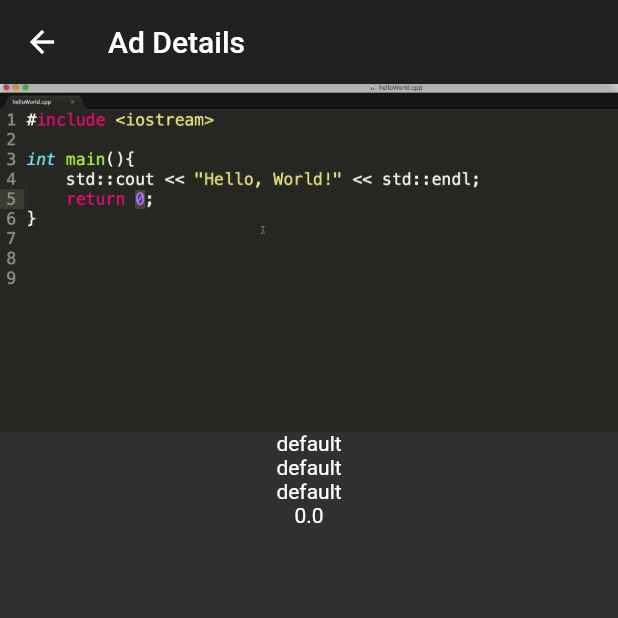
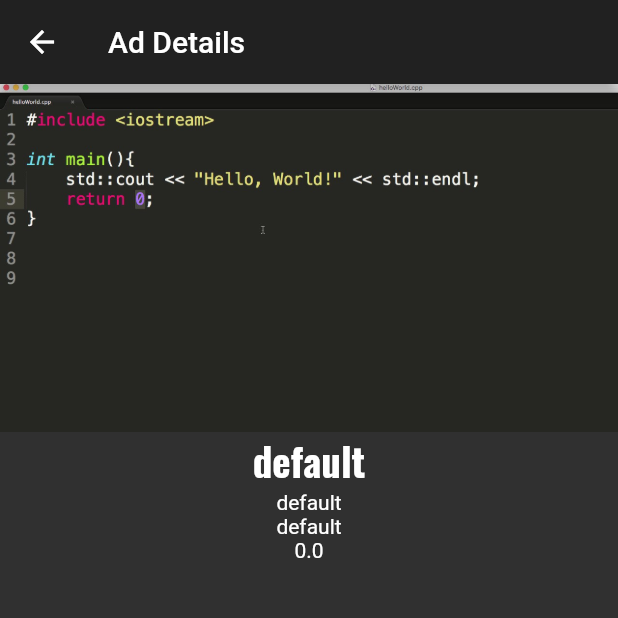
Before and after one commit to ShanjinurIslam/Snatok-Flutter, a Flutter app: the AdManagement screen opened by its route, after a tap on the "add circle" icon, after a tap on the "info" icon, on a phone screen of 412 x 824 dp, the top half of it. Run offline on Flutter 3.47's test engine with Material 2 defaults, Android fonts, the phone set to English and light mode, and no system bars.

Commit message:
creating separate method for widgets

```diff
--- a/snatok/lib/views/ad.dart
+++ b/snatok/lib/views/ad.dart
@@ -1,5 +1,6 @@
 import 'package:flutter/material.dart';
-import 'dart:async';
+import 'dart:async'; //for returning future values
+import 'package:snatok/widgets/ui_elements/ad_title.dart';
 
 class SingleAd extends StatelessWidget {
   final Map<String, dynamic> map;
@@ -16,47 +17,16 @@ class SingleAd extends StatelessWidget {
         body: Column(
           children: <Widget>[
             Image.asset(map['image']),
-            Center(child: Container(child: Column(
+            Center(
+                child: Container(
+                    child: Column(
               children: <Widget>[
-                Text(map['title']),
+                AdTitle(map['title']),
                 Text(map['description']),
                 Text(map['location']),
                 Text(map['price'].toString()),
               ],
             ))),
-            /*Center(
-              child: FlatButton(
-                child: Text(
-                  'Delete',
-                  style: TextStyle(color: Colors.red),
-                ),
-                onPressed: () {
-                  showDialog(
-                      builder: (BuildContext context) {
-                        return AlertDialog(
-                          actions: <Widget>[
-                            FlatButton(
-                              child: Text('Delete'),
-                              onPressed: () {
-                                Navigator.pop(context);
-                                Navigator.pop(context, true);
-                              },
-                            ),
-                            FlatButton(
-                              child: Text('Continue'),
-                              onPressed: () {
-                                Navigator.pop(context);
-                              },
-                            ),
-                          ],
-                          title: Text('Delete Ad'),
-                          content: Text('Are you sure?'),
-                        );
-                      },
-                      context: context);
-                },
-              ),
-            )*/
           ],
         ),
       ),
--- a/snatok/lib/views/create_ad.dart
+++ b/snatok/lib/views/create_ad.dart
@@ -22,13 +22,8 @@ class _CreateAdState extends State<CreateAd> {
     super.initState();
   }
 
-  @override
-  Widget build(BuildContext context) {
-    return Center(
-        child: ListView(
-      children: <Widget>[
-        Container(
-          child: TextField(
+  Widget buildTitleTextField() {
+    return TextField(
       autofocus: true,
       keyboardType: TextInputType.text,
       decoration: InputDecoration(labelText: 'Title'),
@@ -38,11 +33,11 @@ class _CreateAdState extends State<CreateAd> {
           title = value;
         });
       },
-          ),
-          margin: EdgeInsets.all(20),
-        ),
-        Container(
-          child: TextField(
+    );
+  }
+
+  Widget buildDescriptionTextField() {
+    return TextField(
       autofocus: true,
       keyboardType: TextInputType.text,
       decoration: InputDecoration(labelText: 'Description'),
@@ -52,11 +47,11 @@ class _CreateAdState extends State<CreateAd> {
           description = value;
         });
       },
-          ),
-          margin: EdgeInsets.all(20),
-        ),
-        Container(
-          child: TextField(
+    );
+  }
+
+  Widget buildLocationTextField() {
+    return TextField(
       autofocus: true,
       keyboardType: TextInputType.text,
       decoration: InputDecoration(labelText: 'Location'),
@@ -66,11 +61,11 @@ class _CreateAdState extends State<CreateAd> {
           location = value;
         });
       },
-          ),
-          margin: EdgeInsets.all(20),
-        ),
-        Container(
-          child: TextField(
+    );
+  }
+
+  Widget buildPriceTextField() {
+    return TextField(
       autofocus: true,
       keyboardType: TextInputType.number,
       decoration: InputDecoration(labelText: 'Price'),
@@ -80,26 +75,51 @@ class _CreateAdState extends State<CreateAd> {
           price = double.parse(value);
         });
       },
+    );
+  }
+
+  void addProduct() {
+    widget._add({
+      'title': title,
+      'description': description,
+      'image': 'assets/1.jpg',
+      'location': location,
+      'price': price
+    });
+    Navigator.pushReplacementNamed(context, '/home');
+  }
+
+  @override
+  Widget build(BuildContext context) {
+    return Center(
+        child: ListView(
+      children: <Widget>[
+        Container(
+          child: buildTitleTextField(),
+          margin: EdgeInsets.all(20),
         ),
+        Container(
+          child: buildDescriptionTextField(),
+          margin: EdgeInsets.all(20),
+        ),
+        Container(
+          child: buildLocationTextField(),
+          margin: EdgeInsets.all(20),
+        ),
+        Container(
+          child: buildPriceTextField(),
           margin: EdgeInsets.all(20),
         ),
         Container(
           margin: EdgeInsets.all(20),
           child: IconButton(
               color: Colors.red,
-              onPressed: () {
-                print(description);
-                print(title);
-                widget._add({
-                  'title': title,
-                  'description':description,
-                  'image': 'assets/1.jpg',
-                  'location': location,
-                  'price': price
-                });
-                Navigator.pushReplacementNamed(context, '/home');
-              },
-              icon: Icon(Icons.add_circle,color: Colors.red,size: 45,)),
+              onPressed: () => addProduct(),
+              icon: Icon(
+                Icons.add_circle,
+                color: Colors.red,
+                size: 45,
+              )),
         ),
       ],
     ));
--- a/snatok/lib/views/homepage.dart
+++ b/snatok/lib/views/homepage.dart
@@ -46,6 +46,10 @@ class _HomeState extends State<HomePage> {
           IconButton(
             icon: Icon(Icons.favorite),
             onPressed: () {},
+          ),
+          IconButton(
+            icon: Icon(Icons.help),
+            onPressed: () {},
           )
         ],
       ),
--- /dev/null
+++ b/snatok/lib/widgets/ads/ad_address.dart
@@ -0,0 +1,20 @@
+import 'package:flutter/material.dart';
+
+class AdAddress extends StatelessWidget {
+  final String address ;
+  AdAddress(this.address) ;
+  @override
+  Widget build(BuildContext context) {
+    return Container(
+      padding: EdgeInsets.symmetric(horizontal: 6, vertical: 2.5),
+      decoration: BoxDecoration(
+          border: Border.all(color: Colors.white, width: 1.5),
+          borderRadius: BorderRadius.circular(20),
+          color: Colors.deepOrangeAccent),
+      child: Text(
+        address,
+        style: TextStyle(fontWeight: FontWeight.normal),
+      ),
+    );
+  }
+}
--- a/snatok/lib/widgets/ads/ad_card.dart
+++ b/snatok/lib/widgets/ads/ad_card.dart
@@ -1,11 +1,13 @@
 import 'package:flutter/material.dart';
 import 'package:snatok/widgets/ads/price_tag.dart';
+import 'package:snatok/widgets/ui_elements/ad_title.dart';
+import 'package:snatok/widgets/ads/ad_address.dart';
 
-class AdCard extends StatelessWidget{
-  final Map<String,dynamic> product ;
-  final int index ;
+class AdCard extends StatelessWidget {
+  final Map<String, dynamic> product;
+  final int index;
 
-  AdCard(this.product,this.index) ;
+  AdCard(this.product, this.index);
 
   @override
   Widget build(BuildContext context) {
@@ -26,13 +28,7 @@ class AdCard extends StatelessWidget{
               mainAxisAlignment: MainAxisAlignment.center,
               crossAxisAlignment: CrossAxisAlignment.center,
               children: <Widget>[
-                Text(
-                  product['title'],
-                  style: TextStyle(
-                      fontSize: 26,
-                      fontWeight: FontWeight.bold,
-                      fontFamily: 'Oswald'),
-                ),
+                AdTitle(product['title']),
                 SizedBox(
                   width: 10,
                 ),
@@ -40,17 +36,7 @@ class AdCard extends StatelessWidget{
               ],
             ),
           ),
-          Container(
-            padding: EdgeInsets.symmetric(horizontal: 6, vertical: 2.5),
-            decoration: BoxDecoration(
-                border: Border.all(color: Colors.white, width: 1.5),
-                borderRadius: BorderRadius.circular(20),
-                color: Colors.deepOrangeAccent),
-            child: Text(
-              'Dhaka,Bangladesh',
-              style: TextStyle(fontWeight: FontWeight.normal),
-            ),
-          ),
+          AdAddress(product['location']),
           Container(
             margin: EdgeInsets.fromLTRB(30, 20, 30, 10),
             child: Row(
@@ -90,5 +76,4 @@ class AdCard extends StatelessWidget{
       ),
     );
   }
-
 }
--- /dev/null
+++ b/snatok/lib/widgets/ui_elements/ad_title.dart
@@ -0,0 +1,15 @@
+import 'package:flutter/material.dart';
+
+class AdTitle extends StatelessWidget {
+  final String title ;
+
+  AdTitle(this.title) ;
+  @override
+  Widget build(BuildContext context) {
+    return Text(
+      title,
+      style: TextStyle(
+          fontSize: 26, fontWeight: FontWeight.bold, fontFamily: 'Oswald'),
+    );
+  }
+}
```
Lines whose indentation alone changed are shown as unchanged.
